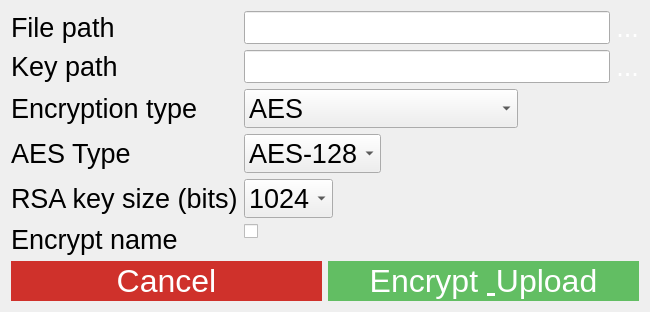
First picture: the form in forms/upload_dialog.ui, repository hackpulsar/storage-crab-desktop, before the edit.
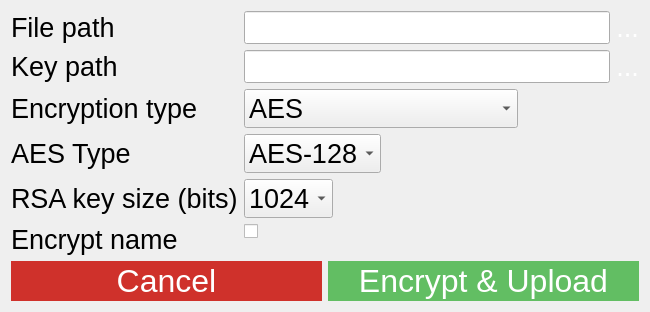
Second picture: the form after the edit.

Diff of the .ui file:
```diff
--- a/forms/upload_dialog.ui
+++ b/forms/upload_dialog.ui
@@ -254,7 +254,7 @@
 }</string>
        </property>
        <property name="text">
-        <string>Encrypt &amp; Upload</string>
+        <string>Encrypt &amp;&amp; Upload</string>
        </property>
       </widget>
      </item>
```
